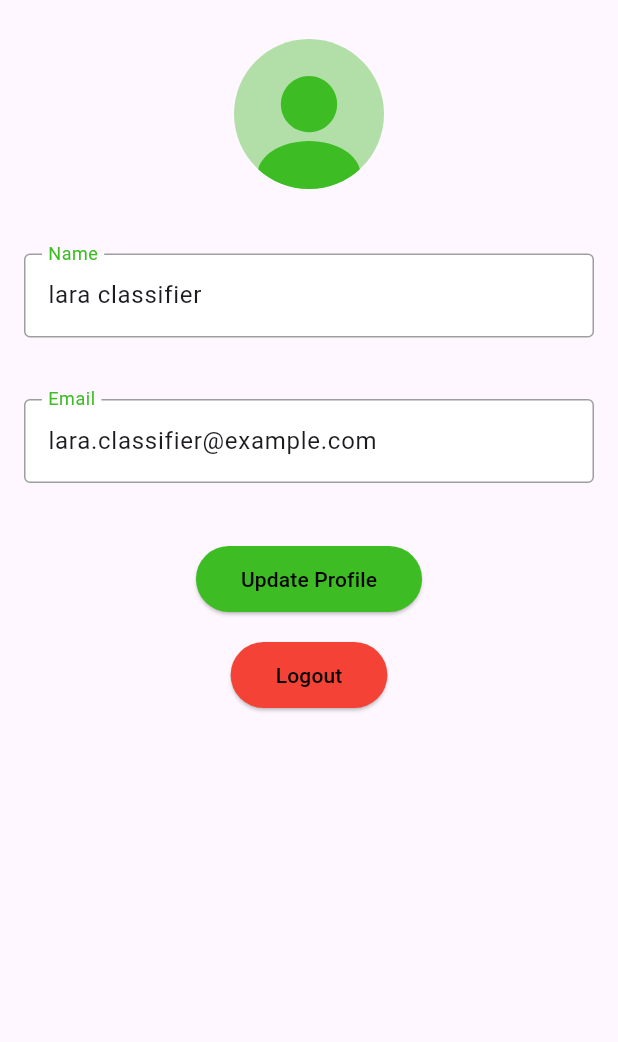
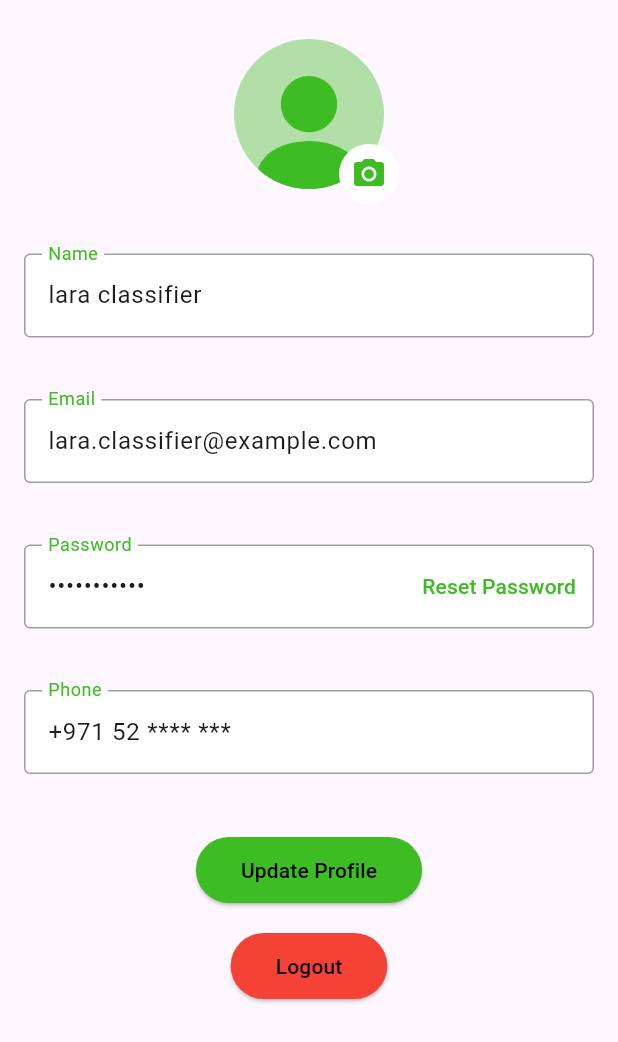
Before and after one commit to Rahma-Alaa/LaraClassifier, a Flutter app: the ProfileScreen screen opened directly, on a phone screen of 412 x 824 dp. Shown: the top 1042 px of the screen. Run offline on Flutter 3.47's test engine with Material 3 defaults, Android fonts, the phone set to English and light mode, and no system bars; our stand-ins replace flutter_secure_storage, flutter_svg, image_picker; accounts and stored records are empty.

Commit message:
update profile

```diff
--- a/lib/view/screens/home/profile_screen.dart
+++ b/lib/view/screens/home/profile_screen.dart
@@ -1,5 +1,7 @@
 import 'package:flutter/material.dart';
 import 'package:flutter_svg/flutter_svg.dart';
+import 'package:image_picker/image_picker.dart';
+import 'dart:io';
 import 'package:laraclassifier/view/screens/auth/sign_in.dart';
 
 class ProfileScreen extends StatefulWidget {
@@ -10,19 +12,58 @@ class ProfileScreen extends StatefulWidget {
 class _ProfileScreenState extends State<ProfileScreen> {
   late TextEditingController _nameController;
   late TextEditingController _emailController;
+  late TextEditingController _passwordController;
+  late TextEditingController _phoneController;
+  File? _image;
+
+  final ImagePicker _picker = ImagePicker();
 
   @override
   void initState() {
     super.initState();
     _nameController = TextEditingController(text: 'lara classifier');
     _emailController = TextEditingController(text: 'lara.classifier@example.com');
+    _passwordController = TextEditingController(text: '***********');
+    _phoneController = TextEditingController(text: '+971 52 **** ***');
   }
 
   @override
   void dispose() {
     _nameController.dispose();
     _emailController.dispose();
+    _passwordController.dispose();
+    _phoneController.dispose();
     super.dispose();
+  }
+
+  Future<void> _pickImage() async {
+    final pickedFile = await _picker.pickImage(source: ImageSource.gallery);
+    setState(() {
+      if (pickedFile != null) {
+        _image = File(pickedFile.path);
+      }
+    });
+  }
+
+  void _resetPassword() {
+    // Implement the password reset logic here
+    showDialog(
+      context: context,
+      builder: (BuildContext context) {
+        return AlertDialog(
+          title: Text('Reset Password'),
+          content: Text('Password reset link has been sent to your email.'),
+          actions: [
+            TextButton(
+              onPressed: () {
+                Navigator.of(context).pop();
+              },
+              child: Text('OK', style: TextStyle(color: Colors.black)),
+            ),
+          ],
+        );
+      },
+    );
   }
 
   @override
@@ -34,16 +75,42 @@ class _ProfileScreenState extends State<ProfileScreen> {
           crossAxisAlignment: CrossAxisAlignment.center,
           children: [
             GestureDetector(
-              onTap: () {
-                // Implement image editing functionality
-              },
-              child: SizedBox(
+              onTap: _pickImage,
+              child: Stack(
+                children: [
+                  _image == null
+                      ? SizedBox(
                     height: 120.0,
                     width: 120.0,
                     child: SvgPicture.asset(
                       'assets/images/profile.svg',
                       placeholderBuilder: (BuildContext context) => CircularProgressIndicator(), // Placeholder widget while loading
                     ),
+                  )
+                      : ClipOval(
+                    child: Image.file(
+                      _image!,
+                      height: 120.0,
+                      width: 120.0,
+                      fit: BoxFit.cover,
+                    ),
+                  ),
+                  Positioned(
+                    bottom: 0,
+                    right: 0,
+                    child: GestureDetector(
+                      onTap: _pickImage,
+                      child: CircleAvatar(
+                        radius: 20,
+                        backgroundColor: Colors.white,
+                        child: Icon(
+                          Icons.camera_alt,
+                          color: Color(0xFF3DBC24),
+                        ),
+                      ),
+                    ),
+                  ),
+                ],
               ),
             ),
             SizedBox(height: 25.0),
@@ -56,6 +123,20 @@ class _ProfileScreenState extends State<ProfileScreen> {
               labelText: 'Email',
               controller: _emailController,
             ),
+            SizedBox(height: 25.0),
+            _buildEditableField(
+              labelText: 'Password',
+              controller: _passwordController,
+              obscureText: true,
+              isPassword: true,
+              onResetPassword: _resetPassword,
+            ),
+            SizedBox(height: 25.0),
+            _buildEditableField(
+              labelText: 'Phone',
+              controller: _phoneController,
+              keyboardType: TextInputType.number,
+            ),
             SizedBox(height: 32.0),
             _buildUpdateProfileButton(),
             SizedBox(height: 16.0),
@@ -66,13 +147,23 @@ class _ProfileScreenState extends State<ProfileScreen> {
     );
   }
 
-  Widget _buildEditableField({required String labelText, required TextEditingController controller}) {
+  Widget _buildEditableField({
+    required String labelText,
+    TextEditingController? controller,
+    bool obscureText = false,
+    TextInputType keyboardType = TextInputType.text,
+    bool isPassword = false,
+    VoidCallback? onResetPassword,
+  }) {
     return Padding(
       padding: const EdgeInsets.symmetric(vertical: 8.0),
       child: TextFormField(
         cursorColor: Color(0xFF3DBC24),
         cursorErrorColor: Color(0xFF3DBC24),
         controller: controller,
+        obscureText: obscureText,
+        keyboardType: keyboardType,
+        readOnly: isPassword, // Make the field read-only if it is the password field
         decoration: InputDecoration(
           labelText: labelText,
           labelStyle: TextStyle(color: Colors.grey),
@@ -85,6 +176,15 @@ class _ProfileScreenState extends State<ProfileScreen> {
             borderSide: BorderSide(color: Color(0xFF3DBC24)),
           ),
           floatingLabelStyle: TextStyle(color: Color(0xFF3DBC24)),
+          suffixIcon: isPassword
+              ? TextButton(
+            onPressed: onResetPassword,
+            child: Text(
+              'Reset Password',
+              style: TextStyle(color: Color(0xFF3DBC24)),
+            ),
+          )
+              : null,
         ),
       ),
     );
@@ -95,6 +195,8 @@ class _ProfileScreenState extends State<ProfileScreen> {
       onPressed: () {
         String newName = _nameController.text;
         String newEmail = _emailController.text;
+        String newPassword = _passwordController.text;
+        String newPhone = _phoneController.text;
         // Implement profile update logic
       },
       child: Text('Update Profile', style: TextStyle(color: Colors.black)),
@@ -130,7 +232,7 @@ class _ProfileScreenState extends State<ProfileScreen> {
               onPressed: () {
                 Navigator.push(
                   context,
-                  MaterialPageRoute(builder: (context) => SignInScreen())
+                  MaterialPageRoute(builder: (context) => SignInScreen()),
                 );
               },
               child: Text('Logout', style: TextStyle(color: Colors.red)),
--- a/pubspec.yaml
+++ b/pubspec.yaml
@@ -16,6 +16,7 @@ dependencies:
   flutter_secure_storage: ^5.0.2
   flutter_native_splash: ^2.0.4+1
   flutter_svg: ^1.0.3
+  image_picker: ^0.8.4+6
 
   cupertino_icons: ^1.0.6
 
```
Also changed, not shown: pubspec.lock, 5 other files. Lines whose indentation alone changed are shown as unchanged.
